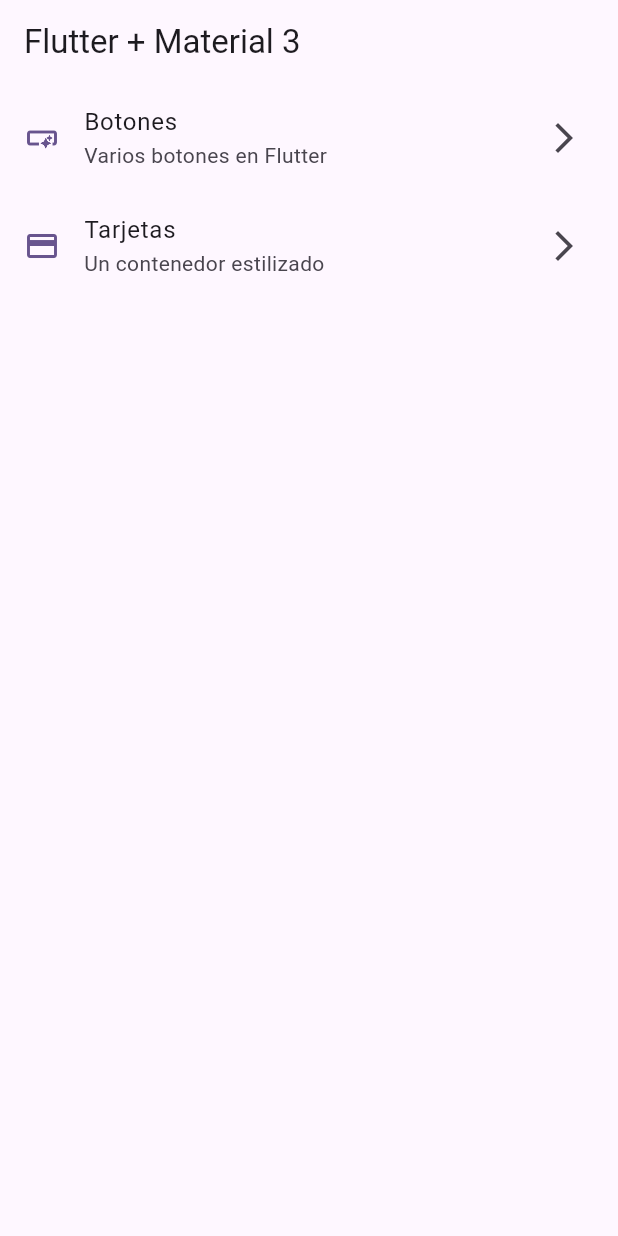
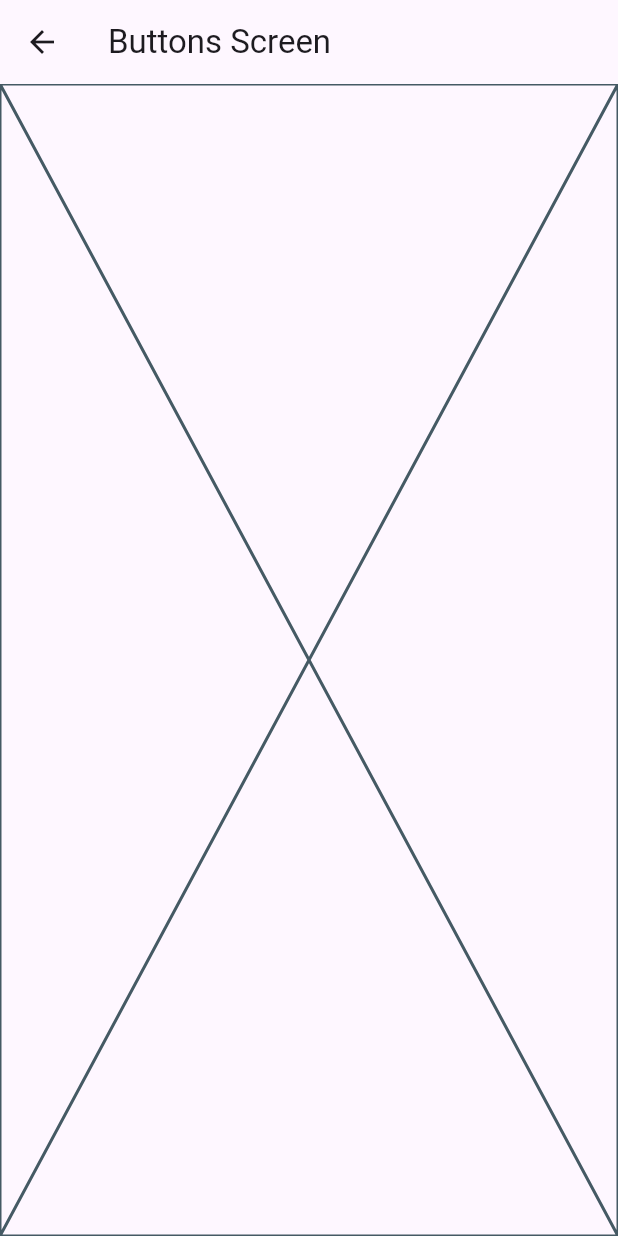
Before and after one commit to matiasespinozah/FlutterLearningMultipleWidgets, a Flutter app: the screen it shows after launch, after a tap on "Botones", on a phone screen of 412 x 824 dp. Run offline on Flutter 3.47's test engine with Material 2 defaults, Android fonts, the phone set to English and light mode, and no system bars.

```diff
--- a/lib/main.dart
+++ b/lib/main.dart
@@ -1,5 +1,7 @@
 import 'package:flutter/material.dart';
 import 'package:widgets_app/config/theme/app_theme.dart';
+import 'package:widgets_app/presentation/screens/buttons/buttons_screen.dart';
+import 'package:widgets_app/presentation/screens/cards/cards_screen.dart';
 import 'package:widgets_app/presentation/screens/home/home_screen.dart';
 
 void main() {
@@ -15,6 +17,10 @@ class MainApp extends StatelessWidget {
       debugShowCheckedModeBanner: false,
       theme: AppTheme(selectedColor: 5).getTheme(),
       home: const HomeScreen(),
+      routes: {
+        '/buttons': (context) => const ButtonsScreen(),
+        '/cards': (context) => const CardsScreen(),
+      },
     );
   }
 }
--- /dev/null
+++ b/lib/presentation/screens/buttons/buttons_screen.dart
@@ -0,0 +1,15 @@
+import 'package:flutter/material.dart';
+
+class ButtonsScreen extends StatelessWidget {
+  const ButtonsScreen({super.key});
+
+  @override
+  Widget build(BuildContext context) {
+    return Scaffold(
+      appBar: AppBar(
+        title: const Text('Buttons Screen'),
+      ),
+      body: const Placeholder(),
+    );
+  }
+}
--- a/lib/presentation/screens/home/home_screen.dart
+++ b/lib/presentation/screens/home/home_screen.dart
@@ -1,5 +1,6 @@
 import 'package:flutter/material.dart';
 import 'package:widgets_app/config/menu/menu_items.dart';
+import 'package:widgets_app/presentation/screens/buttons/buttons_screen.dart';
 
 class HomeScreen extends StatelessWidget {
   const HomeScreen({super.key});
@@ -48,7 +49,7 @@ class _CustomListTile extends StatelessWidget {
       title: Text(menuItem.title),
       subtitle: Text(menuItem.subtitle),
       onTap: () {
-        // TODO Navegar a otra pantalla
+        Navigator.pushNamed(context, menuItem.link);
       },
     );
   }
```
Also changed, not shown: lib/presentation/screens/cards/cards_screen.dart (added, +15 -0 lines).
